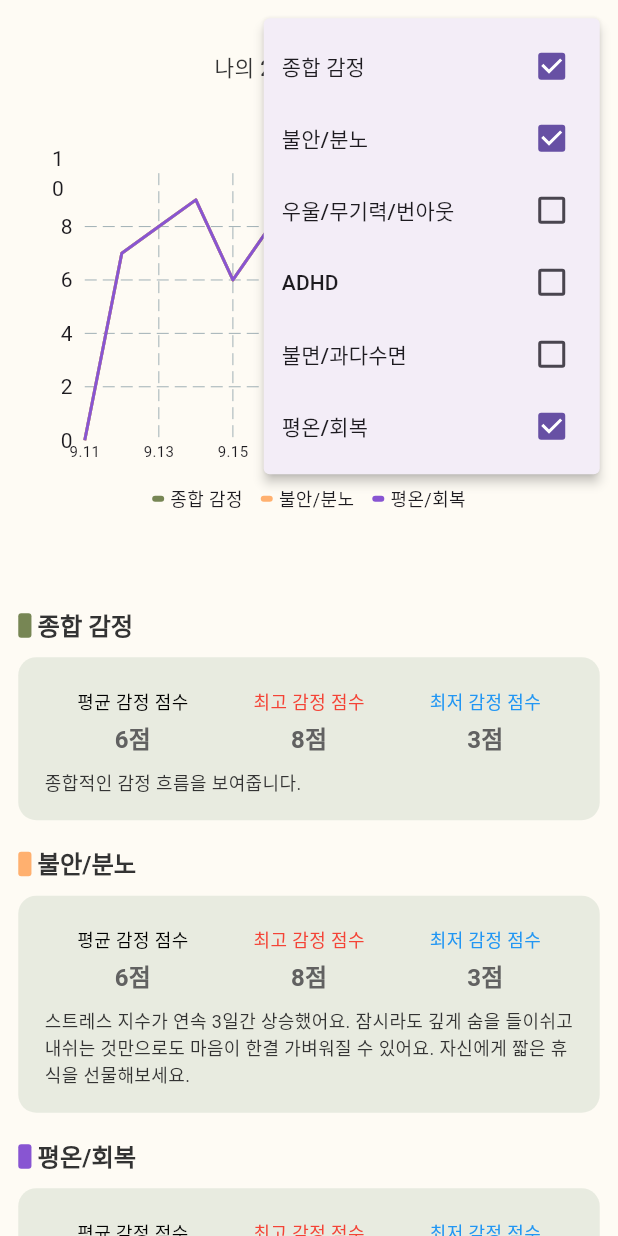
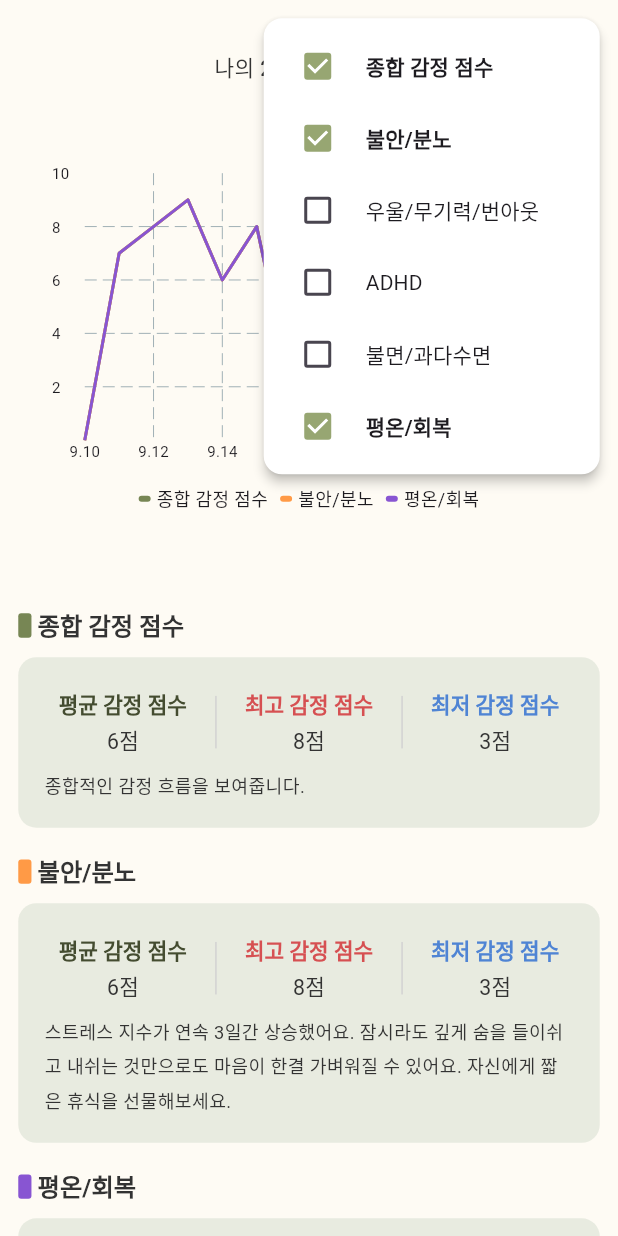
Before and after one commit to SRJ-5/dailymoji, a Flutter app: the Test widget shown alone on an empty page, opened directly, after a tap on an icon or button, on a phone screen of 412 x 824 dp. Run offline on Flutter 3.47's test engine with Material 3 defaults, Android fonts, the light colour scheme and no system bars; drawn by our look-alikes of fl_chart; our stand-ins replace flutter_dotenv, flutter_riverpod, flutter_screenutil, flutter_svg, go_router, supabase_flutter and 2 more; accounts and stored records are empty; Roboto replaces fonts that are missing (Pretendard); project files that could hold a hidden picture were left out.

Commit message:
✨ : 주간 리포트 페이지 일단 1차 완성 커밋(지금 디테일 다 잡다간 앱 출시 못할듯)

```diff
--- a/lib/core/styles/colors.dart
+++ b/lib/core/styles/colors.dart
@@ -52,4 +52,16 @@ class AppColors {
   static const Color orange700 = Color(0xFF7A3700);
   static const Color orange800 = Color(0xFF512500);
   static const Color orange900 = Color(0xFF291200);
+
+  // Report Noti
+  static const Color noti100 = Color(0xFFD65052);
+  static const Color noti200 = Color(0xFF4F84D4);
+
+  // Report Chart
+  static const Color totalScore = Color(0xFF778654);
+  static const Color negHigh = Color(0xFFFF9A46);
+  static const Color negLow = Color(0xFF18A0FB);
+  static const Color sleep = Color(0xFF55D288);
+  static const Color positive = Color(0xFF8855D2);
+  static const Color adhd = Color(0xFF5655D2);
 }
--- a/lib/core/styles/fonts.dart
+++ b/lib/core/styles/fonts.dart
@@ -105,6 +105,13 @@ class AppFontStyles {
     height: 1.5,
   );
 
+  static TextStyle bodyRegular12_180 = TextStyle(
+    fontFamily: 'Pretendard',
+    fontSize: 12.sp,
+    fontWeight: FontWeight.normal,
+    height: 1.8,
+  );
+
   static TextStyle bodyRegular12 = TextStyle(
     fontFamily: 'Pretendard',
     fontSize: 12.sp,
--- a/lib/presentation/pages/report/test.dart
+++ b/lib/presentation/pages/report/test.dart
@@ -12,8 +12,8 @@ import 'package:flutter_svg/svg.dart';
 List<DateTime> generateLast14Days() {
   final today = DateTime.now();
   return List.generate(
-    14,
-    (index) => today.subtract(Duration(days: 13 - index)), // 오래된 → 최신 순
+    15,
+    (index) => today.subtract(Duration(days: 14 - index)), // 오래된 → 최신 순
   );
 }
 
@@ -31,8 +31,8 @@ List<FlSpot> generateRandomSpots(List<DateTime> days) {
 
 // 감정 데이터 맵 (랜덤 값 예시)
 final emotionMap = {
-  "종합 감정": EmotionData(
-    color: AppColors.green500,
+  "종합 감정 점수": EmotionData(
+    color: AppColors.totalScore,
     spots: generateRandomSpots(last14Days),
     avg: 6,
     max: 8,
@@ -40,7 +40,7 @@ final emotionMap = {
     description: "종합적인 감정 흐름을 보여줍니다.",
   ),
   "불안/분노": EmotionData(
-    color: Color(0xFFFFB06F),
+    color: AppColors.negHigh,
     spots: generateRandomSpots(last14Days),
     avg: 6,
     max: 8,
@@ -49,7 +49,7 @@ final emotionMap = {
         "스트레스 지수가 연속 3일간 상승했어요. 잠시라도 깊게 숨을 들이쉬고 내쉬는 것만으로도 마음이 한결 가벼워질 수 있어요. 자신에게 짧은 휴식을 선물해보세요.",
   ),
   "우울/무기력/번아웃": EmotionData(
-    color: Color(0xFF18A0FB),
+    color: AppColors.negLow,
     spots: generateRandomSpots(last14Days),
     avg: 6,
     max: 8,
@@ -57,7 +57,23 @@ final emotionMap = {
     description: "지쳤다는 신호가 보여요. 잠시 쉬어가세요.",
   ),
   "평온/회복": EmotionData(
-    color: Color(0xFF8855D2),
+    color: AppColors.positive,
+    spots: generateRandomSpots(last14Days),
+    avg: 7,
+    max: 9,
+    min: 5,
+    description: "안정적인 감정 상태가 유지되고 있어요.",
+  ),
+  "불면/과다수면": EmotionData(
+    color: AppColors.sleep,
+    spots: generateRandomSpots(last14Days),
+    avg: 7,
+    max: 9,
+    min: 5,
+    description: "안정적인 감정 상태가 유지되고 있어요.",
+  ),
+  "ADHD": EmotionData(
+    color: AppColors.adhd,
     spots: generateRandomSpots(last14Days),
     avg: 7,
     max: 9,
@@ -88,7 +104,7 @@ class EmotionData {
 // 필터 Provider
 final filterProvider = StateProvider<Map<String, bool>>((ref) {
   return {
-    "종합 감정": true,
+    "종합 감정 점수": true,
     "불안/분노": true,
     "우울/무기력/번아웃": false,
     "ADHD": false,
@@ -137,37 +153,71 @@ class Test extends ConsumerWidget {
                     height: 64.h,
                     width: 64.w,
                     child: PopupMenuButton<String>(
+                      color: AppColors.white,
+                      shape: RoundedRectangleBorder(
+                        borderRadius: BorderRadius.circular(12.r),
+                      ),
                       icon: SvgPicture.asset(
                         "assets/icons/stroke.svg",
                         height: 18.h,
                         width: 18.w,
                       ),
-                      onSelected: (_) {},
                       itemBuilder: (context) {
-                        return filters.keys.map((key) {
-                          return PopupMenuItem<String>(
-                            value: key,
+                        return [
+                          // 직접 만든 체크박스
+                          PopupMenuItem<String>(
                             child: Consumer(
                               builder: (context, ref, _) {
-                                final currentFilters =
-                                    ref.watch(filterProvider);
-                                return CheckboxListTile(
-                                  contentPadding: EdgeInsets.zero,
-                                  dense: true,
-                                  title: Text(key,
-                                      style: const TextStyle(fontSize: 14)),
-                                  value: currentFilters[key],
+                                final filters = ref.watch(filterProvider);
+                                return Column(
+                                  mainAxisSize: MainAxisSize.min,
+                                  children: filters.keys.map((key) {
+                                    return InkWell(
+                                      onTap: () {
+                                        // 체크박스와 텍스트 클릭 시 상태 토글
+                                        ref
+                                            .read(filterProvider.notifier)
+                                            .state = {
+                                          ...filters,
+                                          key: !(filters[key] ?? false),
+                                        };
+                                      },
+                                      child: Row(
+                                        children: [
+                                          Checkbox(
+                                            value: filters[key] ?? false,
+                                            activeColor:
+                                                AppColors.green400, // 체크 시 색상
+                                            checkColor:
+                                                AppColors.white, // 체크 표시 색상
                                             onChanged: (value) {
-                                    ref.read(filterProvider.notifier).state = {
-                                      ...currentFilters,
+                                              ref
+                                                  .read(filterProvider.notifier)
+                                                  .state = {
+                                                ...filters,
                                                 key: value ?? false,
                                               };
                                             },
+                                          ),
+                                          const SizedBox(width: 8),
+                                          Text(
+                                            key,
+                                            style: TextStyle(
+                                              fontSize: 14,
+                                              fontWeight: filters[key] == true
+                                                  ? FontWeight.bold
+                                                  : FontWeight.normal,
+                                            ),
+                                          ),
+                                        ],
+                                      ),
+                                    );
+                                  }).toList(),
                                 );
                               },
                             ),
-                          );
-                        }).toList();
+                          ),
+                        ];
                       },
                     ),
                   ),
@@ -193,7 +243,19 @@ class Test extends ConsumerWidget {
                         gridData: FlGridData(show: true),
                         titlesData: FlTitlesData(
                           leftTitles: AxisTitles(
-                            sideTitles: SideTitles(showTitles: true),
+                            sideTitles: SideTitles(
+                              showTitles: true,
+                              interval: 2, // y축 간격 (예: 2단위)
+                              getTitlesWidget: (value, meta) {
+                                if (value.toInt() == 0) {
+                                  return const SizedBox.shrink(); // ✅ 0은 표시 안 함
+                                }
+                                return Text(
+                                  value.toInt().toString(),
+                                  style: const TextStyle(fontSize: 10),
+                                );
+                              },
+                            ),
                           ),
                           rightTitles: AxisTitles(
                             sideTitles: SideTitles(showTitles: false),
@@ -242,9 +304,11 @@ class Test extends ConsumerWidget {
                   const SizedBox(height: 8),
 
                   // 범례
-                  Wrap(
-                    spacing: 12,
-                    runSpacing: 6,
+                  SizedBox(
+                    width: 300.w,
+                    child: Wrap(
+                      alignment: WrapAlignment.center,
+                      spacing: 8.r,
                       children: selectedEmotions
                           .map((key) => Row(
                                 mainAxisSize: MainAxisSize.min,
@@ -255,14 +319,17 @@ class Test extends ConsumerWidget {
                                     decoration: ShapeDecoration(
                                       color: emotionMap[key]!.color,
                                       shape: RoundedRectangleBorder(
-                                        borderRadius: BorderRadius.circular(2)),
+                                          borderRadius:
+                                              BorderRadius.circular(2)),
                                     ),
                                   ),
                                   const SizedBox(width: 4),
-                                Text(key, style: const TextStyle(fontSize: 12)),
+                                  Text(key,
+                                      style: const TextStyle(fontSize: 12)),
                                 ],
                               ))
                           .toList(),
+                    ),
                   ),
                 ],
               ),
@@ -271,6 +338,19 @@ class Test extends ConsumerWidget {
             const SizedBox(height: 24),
 
             // 기록 감정 부분
+            if (selectedEmotions.isEmpty) // 감정선택이 안됐을 때
+              Padding(
+                padding: EdgeInsets.only(top: 70.h),
+                child: Center(
+                  child: Text(
+                    "감정을 선택해주세요",
+                    style: AppFontStyles.bodyBold14.copyWith(
+                      color: AppColors.grey500,
+                    ),
+                  ),
+                ),
+              )
+            else // 감정 선택 됐을 때
               ...selectedEmotions.map((key) {
                 final data = emotionMap[key]!;
                 return Container(
@@ -305,35 +385,29 @@ class Test extends ConsumerWidget {
                         child: Column(
                           crossAxisAlignment: CrossAxisAlignment.start,
                           children: [
-                          // Text(key,
-                          //     style: const TextStyle(
-                          //         fontWeight: FontWeight.bold, fontSize: 16)),
-                          // const SizedBox(height: 12),
                             Row(
                               mainAxisAlignment: MainAxisAlignment.spaceAround,
                               children: [
                                 _ScoreBox(
                                     label: "평균 감정 점수",
                                     value: "${data.avg}점",
-                                  color: Colors.black),
+                                    color: AppColors.green700),
+                                separator(),
                                 _ScoreBox(
                                     label: "최고 감정 점수",
                                     value: "${data.max}점",
-                                  color: Colors.red),
+                                    color: AppColors.noti100),
+                                separator(),
                                 _ScoreBox(
                                     label: "최저 감정 점수",
                                     value: "${data.min}점",
-                                  color: Colors.blue),
+                                    color: AppColors.noti200),
                               ],
                             ),
                             SizedBox(height: 8.h),
-                          Text(
-                            data.description,
-                            style: TextStyle(
-                              fontSize: 12,
-                              color: AppColors.grey900,
-                            ),
-                          ),
+                            Text(data.description,
+                                style: AppFontStyles.bodyRegular12_180
+                                    .copyWith(color: AppColors.grey900)),
                           ],
                         ),
                       ),
@@ -346,6 +420,14 @@ class Test extends ConsumerWidget {
       ),
     );
   }
+}
+
+// 감정 상태 카드의 분리선
+Widget separator() {
+  return Container(
+      width: 1,
+      height: 35, // 선 높이
+      color: Color(0xFFD2D2D2));
 }
 
 // 점수 박스 위젯
@@ -364,13 +446,11 @@ class _ScoreBox extends StatelessWidget {
   Widget build(BuildContext context) {
     return Column(
       children: [
-        Text(label, style: TextStyle(fontSize: 12, color: color)),
-        const SizedBox(height: 4),
+        Text(label, style: AppFontStyles.bodyBold14.copyWith(color: color)),
+        SizedBox(height: 2.h),
         Text(value,
-            style: TextStyle(
-                fontSize: 16,
-                fontWeight: FontWeight.bold,
-                color: Colors.grey.shade700)),
+            style:
+                AppFontStyles.bodyRegular14.copyWith(color: AppColors.grey900)),
       ],
     );
   }
```
Lines whose indentation alone changed are shown as unchanged.
